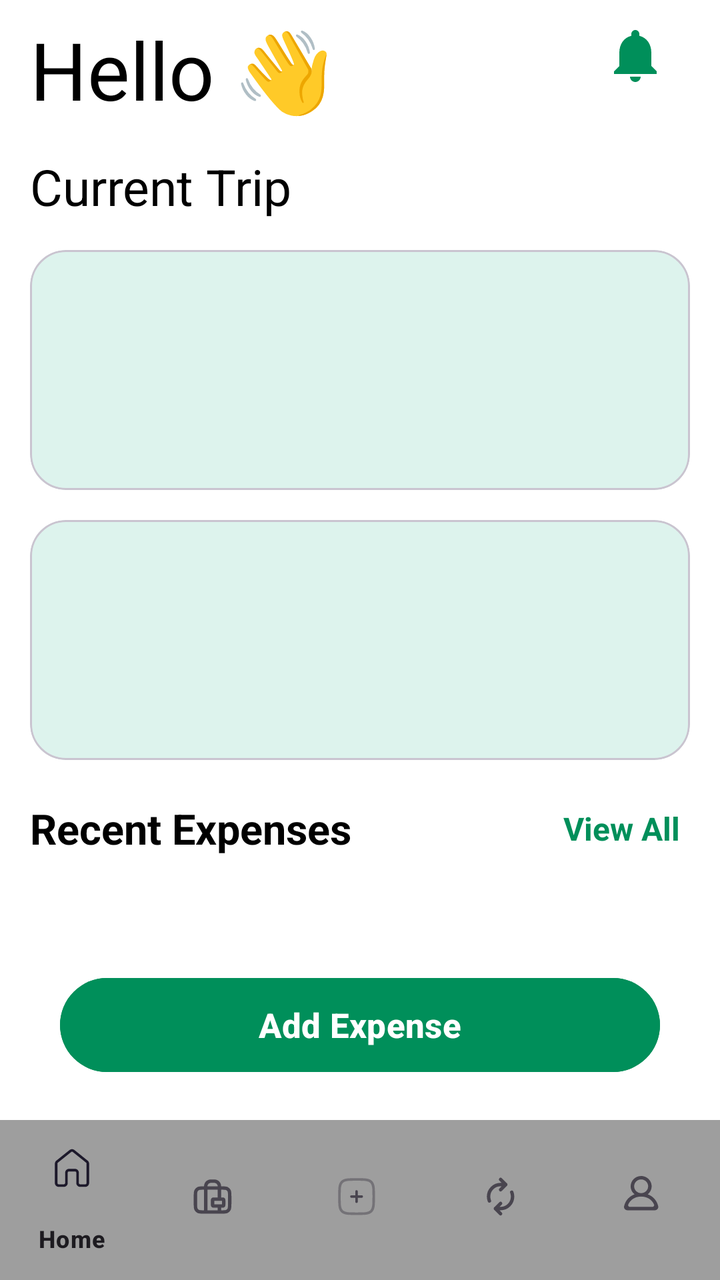
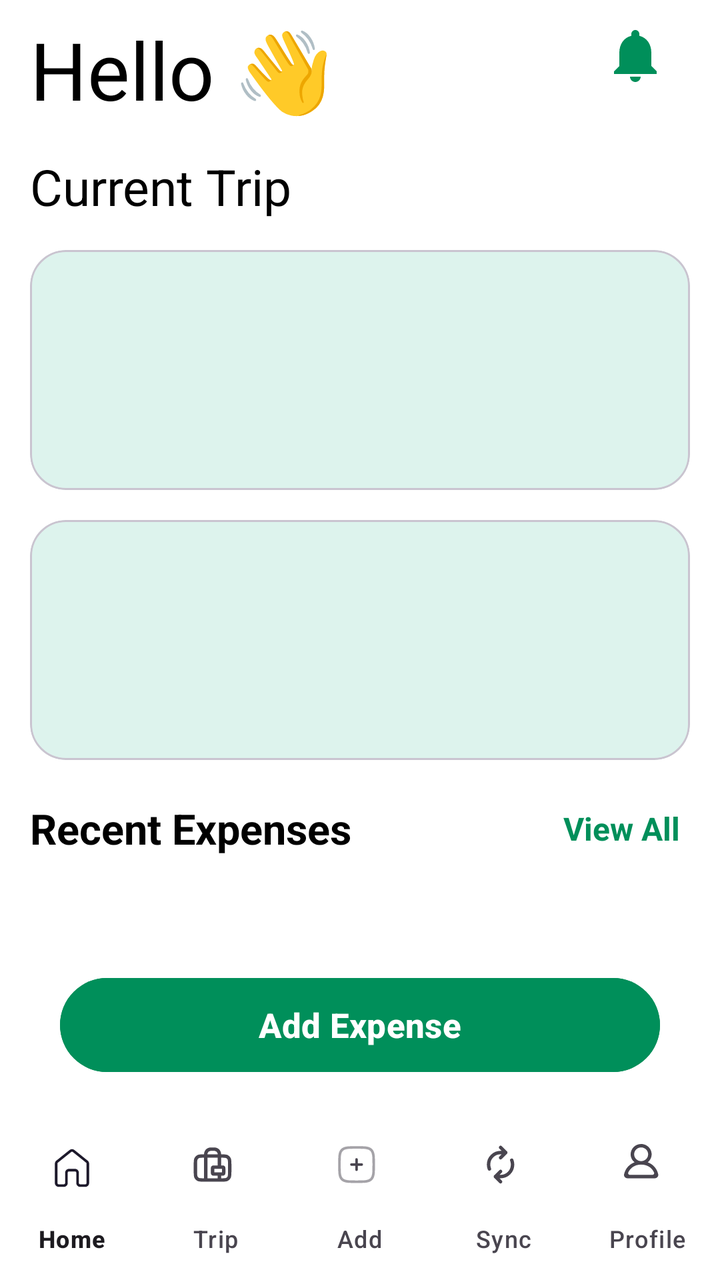

The first picture is an Android layout as it rendered before a commit; the second is the same layout after the commit. The layout source and the unified diff follow.
<!-- AndroidManifest.xml: application theme Theme.TrailSplit -->
<!-- res/layout/activity_homescreen.xml -->
<?xml version="1.0" encoding="utf-8"?>
<androidx.constraintlayout.widget.ConstraintLayout
    xmlns:android="http://schemas.android.com/apk/res/android"
    xmlns:app="http://schemas.android.com/apk/res-auto"
    xmlns:tools="http://schemas.android.com/tools"
    android:id="@+id/main"
    android:layout_width="match_parent"
    android:layout_height="match_parent"
    android:background="@color/white"
    tools:context=".Homescreen">

    

    <TextView
        android:id="@+id/greeting"
        android:layout_width="0dp"
        android:layout_height="wrap_content"
        android:text="Hello 👋"
        android:textSize="40sp"
        android:layout_marginStart="15dp"
        android:layout_marginTop="8dp"
        android:textColor="@color/black"
        app:layout_constraintStart_toStartOf="parent"
        app:layout_constraintEnd_toEndOf="parent"
        app:layout_constraintTop_toTopOf="parent" />

    

    <ImageButton
        android:id="@+id/notificationIcon"
        android:layout_width="55dp"
        android:layout_height="55dp"
        android:src="@drawable/ic_notifications"
        android:background="@android:color/transparent"
        android:contentDescription="Notification"
        android:padding="10dp"
        app:tint="#008F5A"
        android:layout_marginEnd="15dp"
        app:layout_constraintTop_toTopOf="parent"
        app:layout_constraintEnd_toEndOf="parent" />

    

    <TextView
        android:id="@+id/trip_id"
        android:layout_width="wrap_content"
        android:layout_height="wrap_content"
        android:text="Current Trip"
        android:textSize="25sp"
        android:textColor="@color/black"
        android:layout_marginTop="15dp"
        app:layout_constraintTop_toBottomOf="@id/greeting"
        app:layout_constraintStart_toStartOf="@id/greeting" />

    

    <com.google.android.material.card.MaterialCardView
        android:id="@+id/currentTripCard"
        android:layout_width="match_parent"
        android:layout_height="120dp"
        android:layout_marginStart="15dp"
        android:layout_marginEnd="15dp"
        android:layout_marginTop="15dp"
        android:elevation="3dp"
        app:cardCornerRadius="18dp"
        app:cardBackgroundColor="#DDF3ED"
        app:layout_constraintTop_toBottomOf="@id/trip_id"
        app:layout_constraintStart_toStartOf="parent"
        app:layout_constraintEnd_toEndOf="parent">

    </com.google.android.material.card.MaterialCardView>

    

    <com.google.android.material.card.MaterialCardView
        android:id="@+id/Expensesumaarycard"
        android:layout_width="match_parent"
        android:layout_height="120dp"
        android:layout_marginStart="15dp"
        android:layout_marginEnd="15dp"
        android:layout_marginTop="15dp"
        android:elevation="3dp"
        app:cardCornerRadius="18dp"
        app:cardBackgroundColor="#DDF3ED"
        app:layout_constraintTop_toBottomOf="@id/currentTripCard"
        app:layout_constraintStart_toStartOf="parent"
        app:layout_constraintEnd_toEndOf="parent">

    </com.google.android.material.card.MaterialCardView>

    

    <TextView
        android:id="@+id/recentExpensesTitle"
        android:layout_width="wrap_content"
        android:layout_height="wrap_content"
        android:text="Recent Expenses"
        android:textSize="21sp"
        android:textStyle="bold"
        android:textColor="@color/black"
        android:layout_marginTop="20dp"
        app:layout_constraintTop_toBottomOf="@id/Expensesumaarycard"
        app:layout_constraintStart_toStartOf="@id/Expensesumaarycard" />

    

    <TextView
        android:id="@+id/viewAll"
        android:layout_width="wrap_content"
        android:layout_height="wrap_content"
        android:text="View All"
        android:textSize="16sp"
        android:textStyle="bold"
        android:textColor="#008F5A"
        android:padding="5dp"
        app:layout_constraintTop_toTopOf="@id/recentExpensesTitle"
        app:layout_constraintBottom_toBottomOf="@id/recentExpensesTitle"
        app:layout_constraintEnd_toEndOf="@id/Expensesumaarycard" />

    

    <androidx.recyclerview.widget.RecyclerView
        android:id="@+id/expenserecycler"
        android:layout_width="0dp"
        android:layout_height="0dp"
        android:layout_marginTop="15dp"
        android:layout_marginStart="15dp"
        android:layout_marginEnd="15dp"
        app:layout_constraintTop_toBottomOf="@id/recentExpensesTitle"
        app:layout_constraintStart_toStartOf="@id/Expensesumaarycard"
        app:layout_constraintEnd_toEndOf="@id/Expensesumaarycard"
        app:layout_constraintBottom_toTopOf="@id/addExpenseButton" />

    

    <Button
        android:id="@+id/addExpenseButton"
        android:layout_width="0dp"
        android:layout_height="55dp"
        android:layout_marginStart="30dp"
        android:layout_marginEnd="30dp"
        android:layout_marginBottom="20dp"
        android:text="Add Expense"
        android:textSize="17sp"
        android:textStyle="bold"
        android:textColor="@color/white"
        android:backgroundTint="#008F5A"
        app:layout_constraintStart_toStartOf="parent"
        app:layout_constraintEnd_toEndOf="parent"
        app:layout_constraintBottom_toTopOf="@id/bottom_nav" />

    

    <com.google.android.material.bottomnavigation.BottomNavigationView
        android:id="@+id/bottom_nav"
        android:layout_width="match_parent"
        android:layout_height="80dp"
        app:menu="@menu/bottom_nav_menu"
        android:background="@color/lightgray"

        app:layout_constraintBottom_toBottomOf="parent" />

</androidx.constraintlayout.widget.ConstraintLayout>
<!-- resources referenced by this layout -->
<resources>
  <color name="black">#FF000000</color>
  <color name="lightgray">#9E9E9E</color>
  <color name="white">#FFFFFFFF</color>
  <!-- drawable ic_notifications (drawable) -->
  <vector xmlns:android="http://schemas.android.com/apk/res/android" android:height="32dp" android:tint="#0E8F00" android:viewportHeight="24" android:viewportWidth="24" android:width="32dp">
        
      <path android:fillColor="@android:color/white" android:pathData="M12,22c1.1,0 2,-0.9 2,-2h-4c0,1.1 0.89,2 2,2zM18,16v-5c0,-3.07 -1.64,-5.64 -4.5,-6.32L13.5,4c0,-0.83 -0.67,-1.5 -1.5,-1.5s-1.5,0.67 -1.5,1.5v0.68C7.63,5.36 6,7.92 6,11v5l-2,2v1h16v-1l-2,-2z"/>
      
  </vector>
  <style name="Theme.TrailSplit" parent="Base.Theme.TrailSplit" />
  <style name="Base.Theme.TrailSplit" parent="Theme.Material3.DayNight.NoActionBar">
          
          
      </style>
</resources>

<!-- the commit's change to res/layout/activity_homescreen.xml (unified diff, before → after) -->
@@ -156,7 +156,8 @@
         android:layout_width="match_parent"
         android:layout_height="80dp"
         app:menu="@menu/bottom_nav_menu"
-        android:background="@color/lightgray"
+        android:background="@android:color/transparent"
+        app:labelVisibilityMode="labeled"
 
         app:layout_constraintBottom_toBottomOf="parent" />
 
<!-- resource entries referenced after the edit -->
@@ -1,7 +1,6 @@
 <!-- resources referenced by this layout -->
 <resources>
   <color name="black">#FF000000</color>
-  <color name="lightgray">#9E9E9E</color>
   <color name="white">#FFFFFFFF</color>
   <!-- drawable ic_notifications (drawable) -->
   <vector xmlns:android="http://schemas.android.com/apk/res/android" android:height="32dp" android:tint="#0E8F00" android:viewportHeight="24" android:viewportWidth="24" android:width="32dp">
